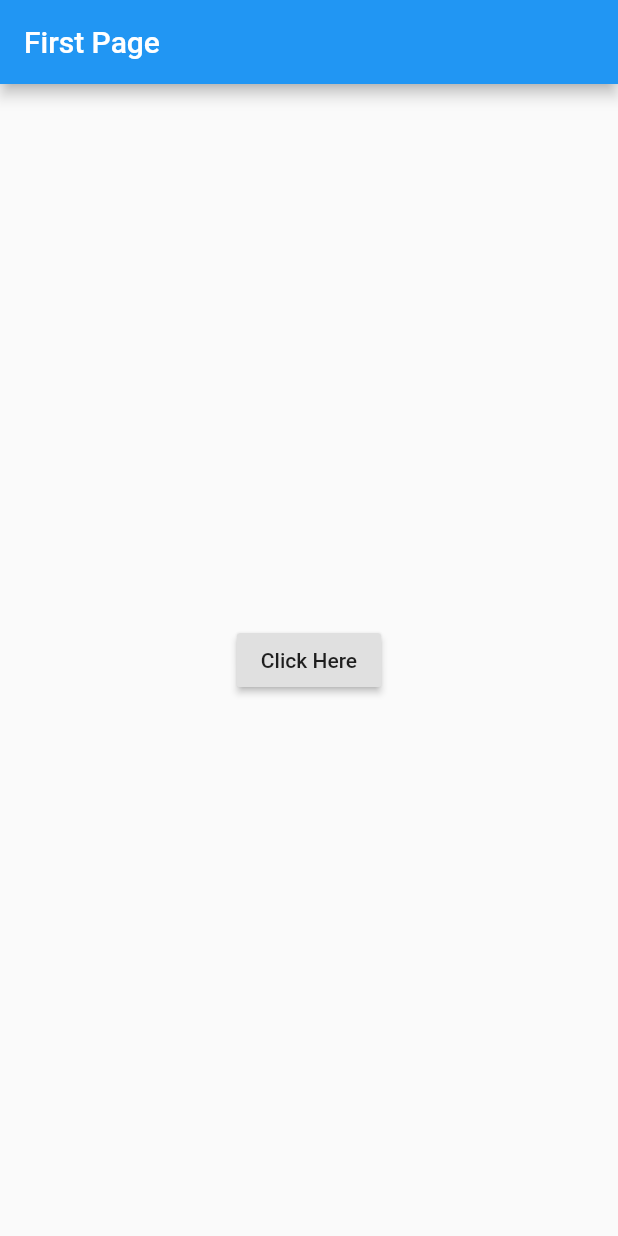
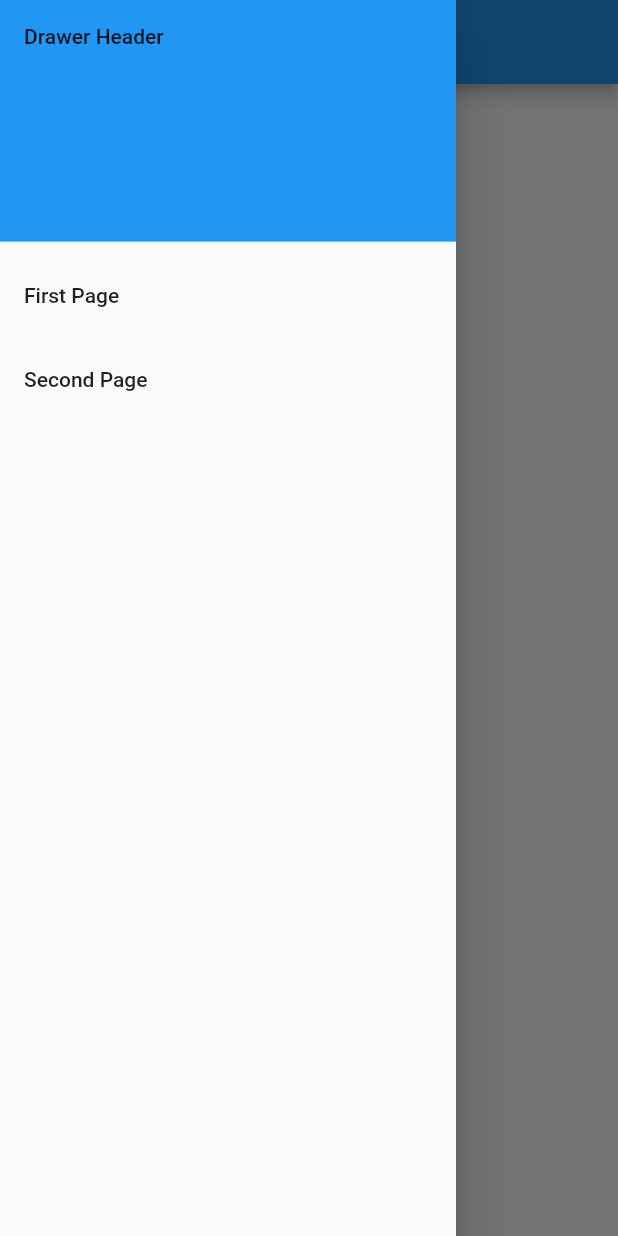
Before and after one commit to PrabhaniN/Flutter_Demo, a Flutter app: the screen it shows after launch, with the side drawer open (before the commit the screen has no drawer), on a phone screen of 412 x 824 dp. Run offline on Flutter 3.47's test engine with Material 2 defaults, Android fonts, the phone set to English and light mode, and no system bars.

Commit message:
Added a drawer

```diff
--- a/demo_app/lib/main.dart
+++ b/demo_app/lib/main.dart
@@ -25,6 +25,34 @@ class FirstRoute extends StatelessWidget{
             }
         ),
       ),
+      drawer: Drawer(
+        child: ListView(
+          padding: EdgeInsets.zero,
+          children: <Widget>[
+            DrawerHeader(
+              child: Text("Drawer Header"),
+              decoration: BoxDecoration(
+                color: Colors.blue
+              ),
+            ),
+            ListTile(
+              title: Text("First Page"),
+              onTap: (){
+                Navigator.pop(context);
+              },
+            ),
+            ListTile(
+              title: Text("Second Page"),
+              onTap: (){
+                Navigator.push(
+                  context,
+                  MaterialPageRoute(builder: (context) => SecondRoute()),
+                );
+              },
+            )
+          ],
+        ),
+      ),
     );
   }
 }
```
